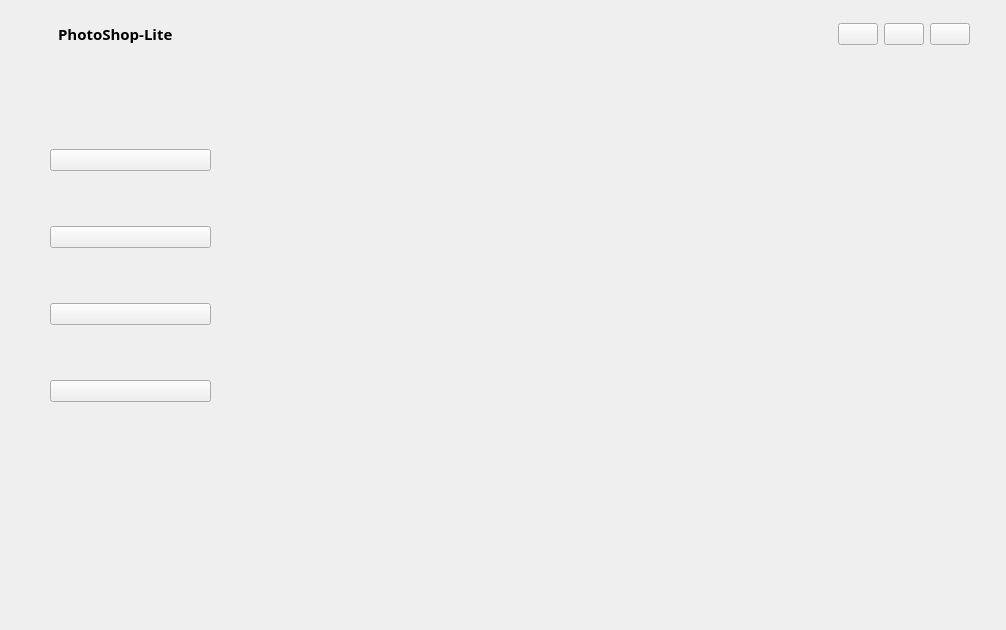
This is Project/mainwindow.ui in Saturday-365/PhotoShop-Lite as Qt 5 draws it before an edit. The edited form follows.
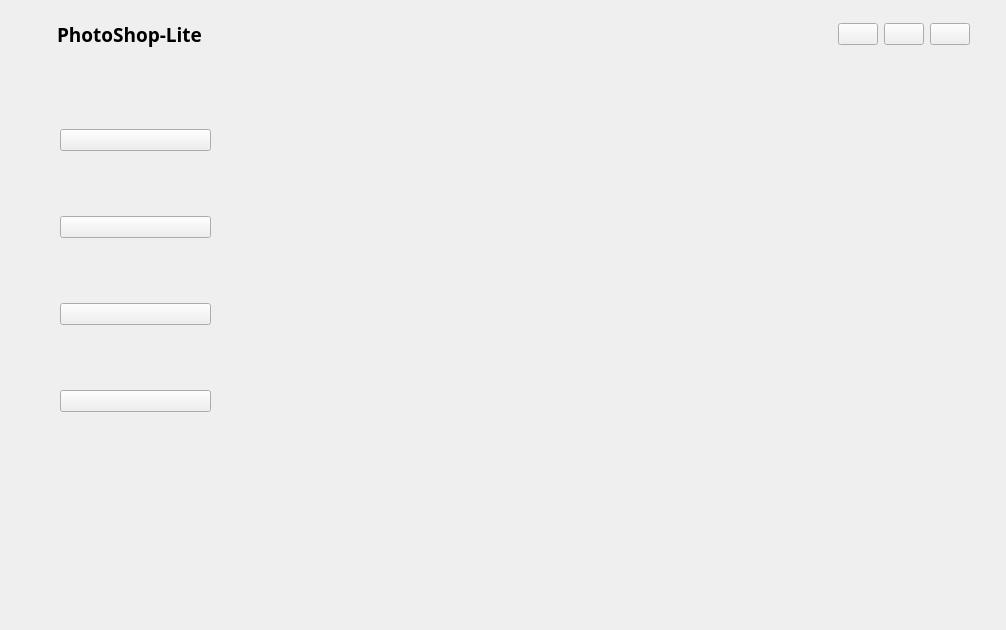
This is the edited form.

What changed in the file:
```diff
--- a/Project/mainwindow.ui
+++ b/Project/mainwindow.ui
@@ -580,7 +580,7 @@
                <property name="font">
                 <font>
                  <family>HarmonyOS Sans SC</family>
-                 <pointsize>11</pointsize>
+                 <pointsize>14</pointsize>
                  <bold>true</bold>
                 </font>
                </property>
@@ -644,10 +644,10 @@
            <widget class="QWidget" name="layoutWidget">
             <property name="geometry">
              <rect>
-              <x>30</x>
-              <y>40</y>
-              <width>161</width>
-              <height>351</height>
+              <x>40</x>
+              <y>10</y>
+              <width>151</width>
+              <height>401</height>
              </rect>
             </property>
             <layout class="QVBoxLayout" name="verticalLayout_2">
@@ -712,11 +712,17 @@
             <property name="geometry">
              <rect>
               <x>230</x>
-              <y>460</y>
-              <width>701</width>
-              <height>21</height>
+              <y>420</y>
+              <width>661</width>
+              <height>91</height>
              </rect>
             </property>
+            <property name="font">
+             <font>
+              <pointsize>14</pointsize>
+              <bold>true</bold>
+             </font>
+            </property>
             <property name="text">
              <string/>
             </property>
```
Left out of the diff: 61 changed lines with no effect on the pictures.
